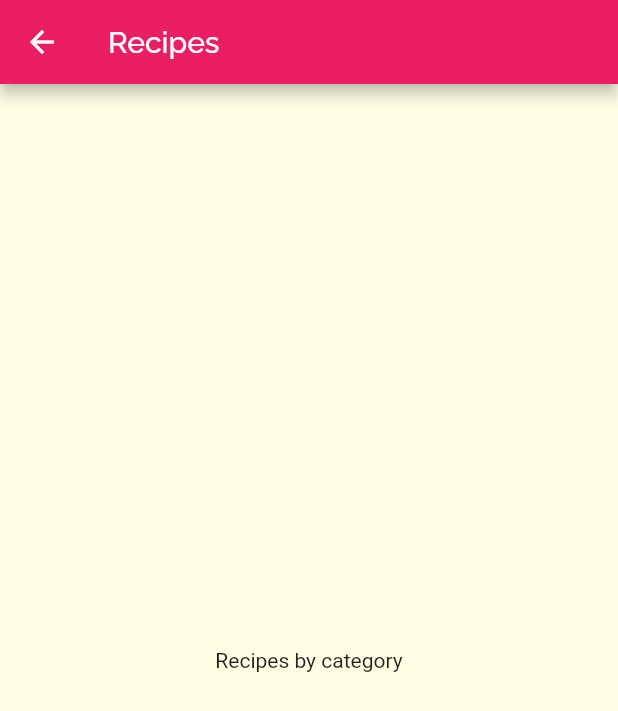
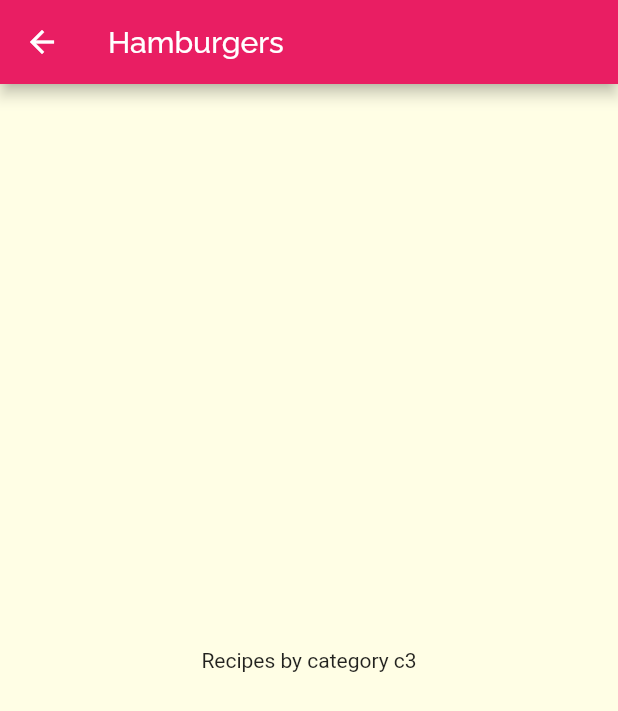
Before and after one commit to s7Thiago/flutter-food-recipes-book, a Flutter app: the screen it shows after launch, after a tap on "Hamburgers", on a phone screen of 412 x 824 dp. Shown: the top 711 px of the screen. Run offline on Flutter 3.47's test engine with Material 2 defaults, Android fonts, the light colour scheme and no system bars.

Commit message:
Passing data between screens via builder

```diff
--- a/lib/components/category_item.dart
+++ b/lib/components/category_item.dart
@@ -10,7 +10,7 @@ class CategoryItem extends StatelessWidget {
   _selectCategory(BuildContext context) {
     Navigator.of(context).push(
       MaterialPageRoute(builder: (_) {
-        return CategoriesMealsScreen();
+        return CategoriesMealsScreen(category);
       }),
     );
   }
--- a/lib/screens/categories_meals_screen.dart
+++ b/lib/screens/categories_meals_screen.dart
@@ -1,14 +1,19 @@
 import 'package:flutter/material.dart';
+import '../models/category.dart';
 
 class CategoriesMealsScreen extends StatelessWidget {
+  final Category category;
+
+  const CategoriesMealsScreen(this.category);
+
   @override
   Widget build(BuildContext context) {
     return Scaffold(
       appBar: AppBar(
-        title: Text('Recipes'),
+        title: Text(category.title),
       ),
       body: Center(
-        child: Text('Recipes by category'),
+        child: Text('Recipes by category ${category.id}'),
       ),
     );
   }
```
